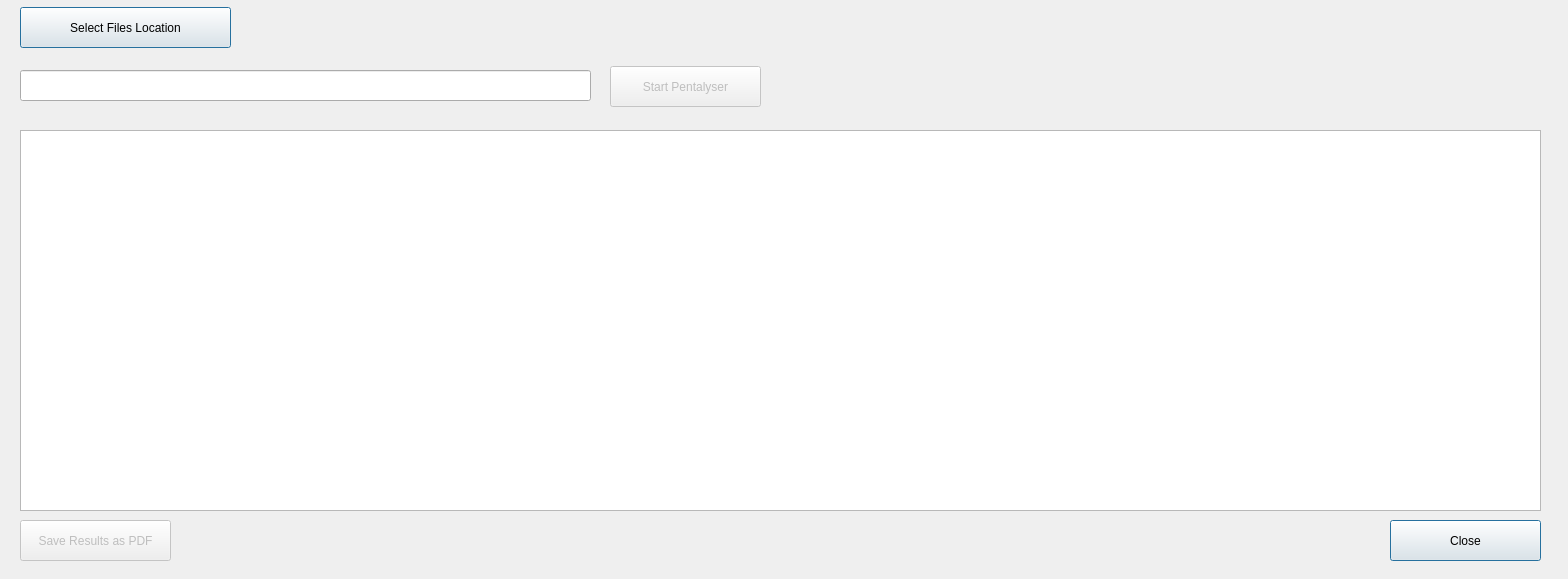
Above: mainwindow.ui from aamagzoub/Pentalyser before the change. Below: the same form after it.
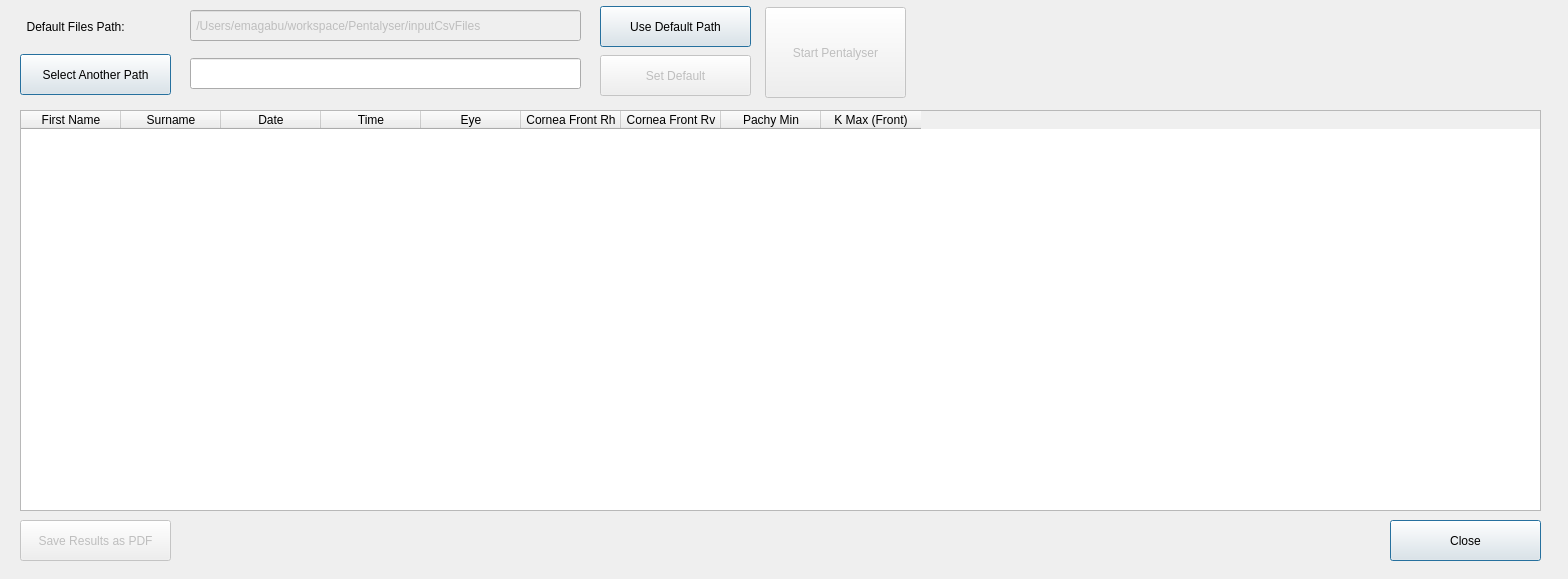
That is the form after the change.

```diff
--- a/mainwindow.ui
+++ b/mainwindow.ui
@@ -32,13 +32,13 @@
    </widget>
    <widget class="QLineEdit" name="pathLine">
     <property name="enabled">
-     <bool>true</bool>
+     <bool>false</bool>
     </property>
     <property name="geometry">
      <rect>
-      <x>20</x>
-      <y>70</y>
-      <width>571</width>
+      <x>190</x>
+      <y>10</y>
+      <width>391</width>
       <height>31</height>
      </rect>
     </property>
@@ -49,7 +49,7 @@
      </font>
     </property>
     <property name="text">
-     <string/>
+     <string> /Users/emagabu/workspace/Pentalyser/inputCsvFiles</string>
     </property>
     <property name="readOnly">
      <bool>true</bool>
@@ -74,27 +74,17 @@
      <bool>true</bool>
     </property>
    </widget>
-   <widget class="QTextBrowser" name="textBrowser">
-    <property name="geometry">
-     <rect>
-      <x>20</x>
-      <y>130</y>
-      <width>1521</width>
-      <height>381</height>
-     </rect>
-    </property>
-   </widget>
    <widget class="QPushButton" name="selectPathBtn">
     <property name="geometry">
      <rect>
       <x>20</x>
-      <y>7</y>
-      <width>211</width>
+      <y>54</y>
+      <width>151</width>
       <height>41</height>
      </rect>
     </property>
     <property name="text">
-     <string>Select Files Location</string>
+     <string>Select Another Path</string>
     </property>
     <property name="default">
      <bool>true</bool>
@@ -103,36 +93,20 @@
      <bool>false</bool>
     </property>
    </widget>
-   <widget class="QLabel" name="summaryLbl">
-    <property name="enabled">
-     <bool>false</bool>
-    </property>
-    <property name="geometry">
-     <rect>
-      <x>23</x>
-      <y>110</y>
-      <width>71</width>
-      <height>16</height>
-     </rect>
-    </property>
-    <property name="text">
-     <string/>
-    </property>
-   </widget>
    <widget class="QLabel" name="pathLbl">
     <property name="enabled">
-     <bool>false</bool>
+     <bool>true</bool>
     </property>
     <property name="geometry">
      <rect>
       <x>20</x>
-      <y>50</y>
-      <width>291</width>
-      <height>16</height>
+      <y>16</y>
+      <width>121</width>
+      <height>21</height>
      </rect>
     </property>
     <property name="text">
-     <string/>
+     <string>  Default Files Path:</string>
     </property>
    </widget>
    <widget class="QPushButton" name="startPentalyserBtn">
@@ -141,10 +115,10 @@
     </property>
     <property name="geometry">
      <rect>
-      <x>610</x>
-      <y>66</y>
-      <width>151</width>
-      <height>41</height>
+      <x>765</x>
+      <y>7</y>
+      <width>141</width>
+      <height>91</height>
      </rect>
     </property>
     <property name="text">
@@ -154,6 +128,127 @@
      <bool>true</bool>
     </property>
    </widget>
+   <widget class="QPushButton" name="useDefulatPathBtn">
+    <property name="geometry">
+     <rect>
+      <x>600</x>
+      <y>6</y>
+      <width>151</width>
+      <height>41</height>
+     </rect>
+    </property>
+    <property name="text">
+     <string>Use Default Path</string>
+    </property>
+    <property name="default">
+     <bool>true</bool>
+    </property>
+    <property name="flat">
+     <bool>false</bool>
+    </property>
+   </widget>
+   <widget class="QLineEdit" name="selectedPathLine">
+    <property name="enabled">
+     <bool>true</bool>
+    </property>
+    <property name="geometry">
+     <rect>
+      <x>190</x>
+      <y>58</y>
+      <width>391</width>
+      <height>31</height>
+     </rect>
+    </property>
+    <property name="font">
+     <font>
+      <italic>false</italic>
+      <bold>false</bold>
+     </font>
+    </property>
+    <property name="text">
+     <string/>
+    </property>
+    <property name="readOnly">
+     <bool>true</bool>
+    </property>
+   </widget>
+   <widget class="QPushButton" name="setPathAsDefaultBtn">
+    <property name="enabled">
+     <bool>false</bool>
+    </property>
+    <property name="geometry">
+     <rect>
+      <x>600</x>
+      <y>55</y>
+      <width>151</width>
+      <height>41</height>
+     </rect>
+    </property>
+    <property name="text">
+     <string>Set Default</string>
+    </property>
+    <property name="default">
+     <bool>true</bool>
+    </property>
+    <property name="flat">
+     <bool>false</bool>
+    </property>
+   </widget>
+   <widget class="QTableWidget" name="tableWidget">
+    <property name="geometry">
+     <rect>
+      <x>20</x>
+      <y>110</y>
+      <width>1521</width>
+      <height>401</height>
+     </rect>
+    </property>
+    <column>
+     <property name="text">
+      <string>First Name</string>
+     </property>
+    </column>
+    <column>
+     <property name="text">
+      <string>Surname</string>
+     </property>
+    </column>
+    <column>
+     <property name="text">
+      <string>Date</string>
+     </property>
+    </column>
+    <column>
+     <property name="text">
+      <string>Time</string>
+     </property>
+    </column>
+    <column>
+     <property name="text">
+      <string>Eye</string>
+     </property>
+    </column>
+    <column>
+     <property name="text">
+      <string>Cornea Front Rh</string>
+     </property>
+    </column>
+    <column>
+     <property name="text">
+      <string>Cornea Front Rv</string>
+     </property>
+    </column>
+    <column>
+     <property name="text">
+      <string>Pachy Min</string>
+     </property>
+    </column>
+    <column>
+     <property name="text">
+      <string>K Max (Front)</string>
+     </property>
+    </column>
+   </widget>
   </widget>
  </widget>
  <resources/>
```
Left out of the diff: 4 changed lines with no effect on the pictures.
